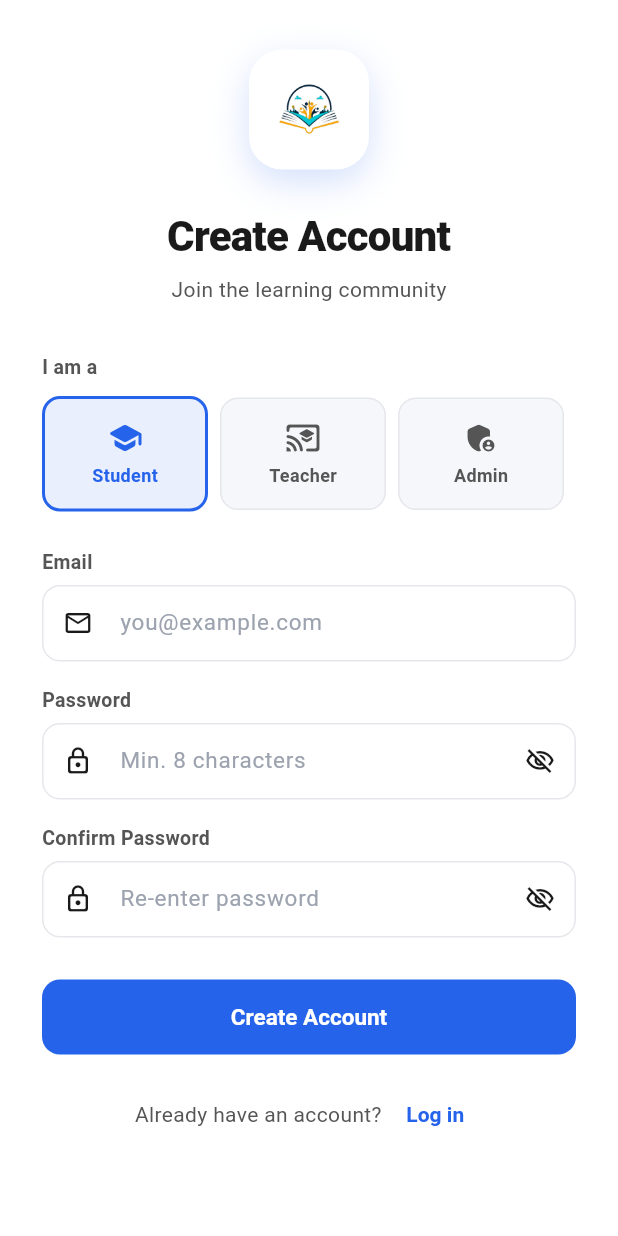
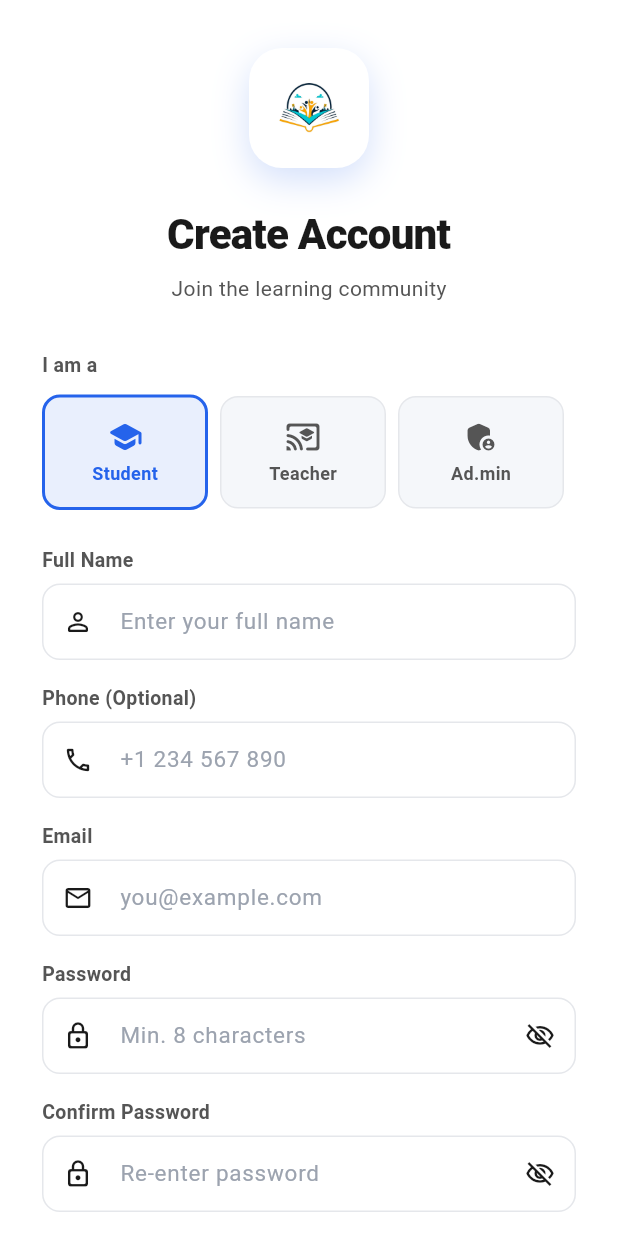
Before and after one commit to vaibhav-kadu/notes, a Flutter app: the SignupScreen screen opened by its route, on a phone screen of 412 x 824 dp. Run offline on Flutter 3.47's test engine with Material 3 defaults, Android fonts, the light colour scheme and no system bars; our stand-ins replace file_picker, flutter_local_notifications, shared_preferences, supabase_flutter; missing offline and left inert: syncfusion_flutter_pdfviewer; accounts and stored records are empty; Roboto replaces fonts that are missing (Nunito).

```diff
--- a/lib/features/admin/screens/user_detail_screen.dart
+++ b/lib/features/admin/screens/user_detail_screen.dart
@@ -89,10 +89,23 @@ class _UserDetailScreenState extends State<UserDetailScreen> {
                     ),
                   ),
                   const SizedBox(height: 16),
-                  Text(email, style: TextStyle(fontSize: 20, fontWeight: FontWeight.bold, color: textPri)),
+                  Text(widget.user['display_name'] ?? email, style: TextStyle(fontSize: 20, fontWeight: FontWeight.bold, color: textPri)),
+                  if (widget.user['display_name'] != null)
+                    Text(email, style: TextStyle(fontSize: 14, color: textSec)),
                   const SizedBox(height: 4),
-                  Text(role.toString().toUpperCase(),
-                    style: TextStyle(fontSize: 14, fontWeight: FontWeight.w700, color: Theme.of(context).colorScheme.primary)),
+                  Row(
+                    mainAxisAlignment: MainAxisAlignment.center,
+                    children: [
+                      Text(role.toString().toUpperCase(),
+                        style: TextStyle(fontSize: 14, fontWeight: FontWeight.w700, color: Theme.of(context).colorScheme.primary)),
+                      if (widget.user['phone']?.toString().isNotEmpty ?? false) ...[
+                        const SizedBox(width: 12),
+                        Icon(Icons.phone_outlined, size: 14, color: textSec),
+                        const SizedBox(width: 4),
+                        Text('${widget.user['phone']}', style: TextStyle(fontSize: 14, color: textSec)),
+                      ],
+                    ],
+                  ),
                   const SizedBox(height: 20),
 
                   // Action Button
--- a/lib/features/admin/screens/users_screen.dart
+++ b/lib/features/admin/screens/users_screen.dart
@@ -110,7 +110,9 @@ class _UsersScreenState extends State<UsersScreen> {
               leading: CircleAvatar(
                 backgroundColor: Theme.of(context).colorScheme.primary.withValues(alpha: 0.1),
                 child: Text(
-                  email[0].toUpperCase(),
+                  (user['display_name']?.toString().isNotEmpty ?? false)
+                      ? user['display_name']![0].toUpperCase()
+                      : email[0].toUpperCase(),
                   style: TextStyle(
                     color: Theme.of(context).colorScheme.primary,
                     fontWeight: FontWeight.bold,
@@ -121,7 +123,9 @@ class _UsersScreenState extends State<UsersScreen> {
                 children: [
                   Expanded(
                     child: Text(
-                      email,
+                      (user['display_name']?.toString().isNotEmpty ?? false)
+                          ? user['display_name']
+                          : email,
                       style: TextStyle(
                         fontSize: 15,
                         fontWeight: FontWeight.w600,
@@ -138,6 +142,8 @@ class _UsersScreenState extends State<UsersScreen> {
               subtitle: Column(
                 crossAxisAlignment: CrossAxisAlignment.start,
                 children: [
+                  if (user['display_name']?.toString().isNotEmpty ?? false)
+                    Text(email, style: TextStyle(fontSize: 12, color: textSec)),
                   const SizedBox(height: 4),
                   Row(
                     children: [
@@ -152,11 +158,13 @@ class _UsersScreenState extends State<UsersScreen> {
                       const SizedBox(width: 12),
                       Icon(Icons.description_outlined, size: 12, color: textSec),
                       const SizedBox(width: 4),
-                      Text('$postCount posts', style: TextStyle(fontSize: 11, color: textSec)),
-                      const SizedBox(width: 12),
-                      Icon(Icons.report_gmailerrorred_rounded, size: 12, color: Colors.orange),
-                      const SizedBox(width: 4),
-                      Text('$reportCount', style: TextStyle(fontSize: 11, color: textSec)),
+                      Text('$postCount', style: TextStyle(fontSize: 11, color: textSec)),
+                      if (user['phone']?.toString().isNotEmpty ?? false) ...[
+                        const SizedBox(width: 12),
+                        Icon(Icons.phone_outlined, size: 12, color: textSec),
+                        const SizedBox(width: 4),
+                        Text('${user['phone']}', style: TextStyle(fontSize: 11, color: textSec)),
+                      ],
                     ],
                   ),
                 ],
--- a/lib/features/auth/screens/signup_screen.dart
+++ b/lib/features/auth/screens/signup_screen.dart
@@ -13,6 +13,8 @@ class SignupScreen extends StatefulWidget {
 }
 
 class _SignupScreenState extends State<SignupScreen> {
+  final _nameCtrl     = TextEditingController();
+  final _phoneCtrl    = TextEditingController();
   final _emailCtrl    = TextEditingController();
   final _passwordCtrl = TextEditingController();
   final _confirmCtrl  = TextEditingController();
@@ -24,11 +26,13 @@ class _SignupScreenState extends State<SignupScreen> {
   static const _roles = [
     {'value': 'student',  'label': 'Student',  'icon': Icons.school_rounded},
     {'value': 'teacher',  'label': 'Teacher',  'icon': Icons.cast_for_education_rounded},
-    {'value': 'admin',    'label': 'Admin',    'icon': Icons.admin_panel_settings_rounded},
+    {'value': 'admin',    'label': 'Ad.min',    'icon': Icons.admin_panel_settings_rounded},
   ];
 
   @override
   void dispose() {
+    _nameCtrl.dispose();
+    _phoneCtrl.dispose();
     _emailCtrl.dispose();
     _passwordCtrl.dispose();
     _confirmCtrl.dispose();
@@ -36,11 +40,19 @@ class _SignupScreenState extends State<SignupScreen> {
   }
 
   Future<void> _signup() async {
+    final name     = _nameCtrl.text.trim();
+    final phone    = _phoneCtrl.text.trim();
     final email    = _emailCtrl.text.trim();
     final password = _passwordCtrl.text.trim();
     final confirm  = _confirmCtrl.text.trim();
 
-    if (email.isEmpty || password.isEmpty) return;
+    if (name.isEmpty || email.isEmpty || password.isEmpty) {
+      ScaffoldMessenger.of(context).showSnackBar(
+        const SnackBar(content: Text('Please fill in all required fields')),
+      );
+      return;
+    }
+
     if (password != confirm) {
       ScaffoldMessenger.of(context).showSnackBar(
         const SnackBar(content: Text('Passwords do not match')),
@@ -50,7 +62,13 @@ class _SignupScreenState extends State<SignupScreen> {
 
     setState(() => _loading = true);
     final provider = context.read<AuthProvider>();
-    await provider.signup(email, password, _role);
+    await provider.signup(
+      email: email,
+      password: password,
+      roleInput: _role,
+      displayName: name,
+      phone: phone,
+    );
     if (!mounted) return;
     setState(() => _loading = false);
 
@@ -177,6 +195,36 @@ class _SignupScreenState extends State<SignupScreen> {
                 ),
 
                 const SizedBox(height: 24),
+
+                // ── Full Name ──────────────────────────────
+                _Label(text: 'Full Name', isDark: isDark),
+                const SizedBox(height: 6),
+                TextField(
+                  controller: _nameCtrl,
+                  keyboardType: TextInputType.name,
+                  textInputAction: TextInputAction.next,
+                  decoration: const InputDecoration(
+                    hintText: 'Enter your full name',
+                    prefixIcon: Icon(Icons.person_outline_rounded, size: 20),
+                  ),
+                ),
+
+                const SizedBox(height: 16),
+
+                // ── Phone ──────────────────────────────
+                _Label(text: 'Phone (Optional)', isDark: isDark),
+                const SizedBox(height: 6),
+                TextField(
+                  controller: _phoneCtrl,
+                  keyboardType: TextInputType.phone,
+                  textInputAction: TextInputAction.next,
+                  decoration: const InputDecoration(
+                    hintText: '+1 234 567 890',
+                    prefixIcon: Icon(Icons.phone_outlined, size: 20),
+                  ),
+                ),
+
+                const SizedBox(height: 16),
 
                 // ── Email ──────────────────────────────
                 _Label(text: 'Email', isDark: isDark),
--- a/lib/features/auth/services/auth_service.dart
+++ b/lib/features/auth/services/auth_service.dart
@@ -7,11 +7,15 @@ class AuthService {
     String email,
     String password,
     String role,
+    String displayName,
+    String phone,
   ) async {
     return await supabase.auth.signUp(
       email: email,
       password: password,
+      phone: phone.isNotEmpty ? phone : null,
       data: {
+        'display_name': displayName,
         'role': role,
         'is_verified': true,
       },
```
Also changed, not shown: lib/features/auth/provider/auth_provider.dart (+40 -51 lines).
